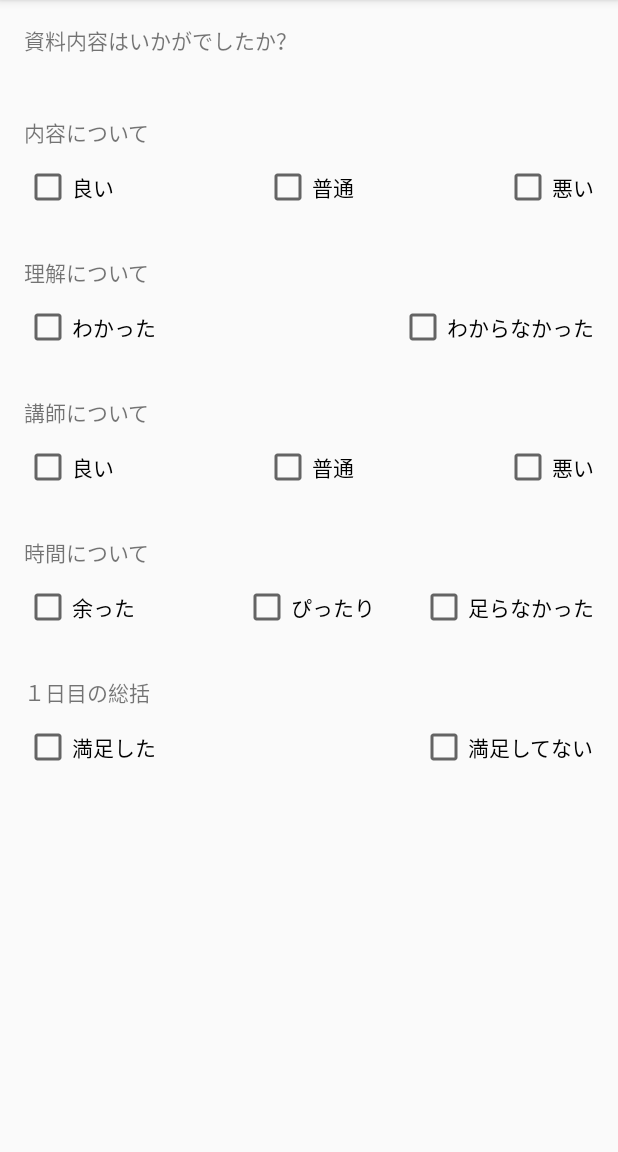
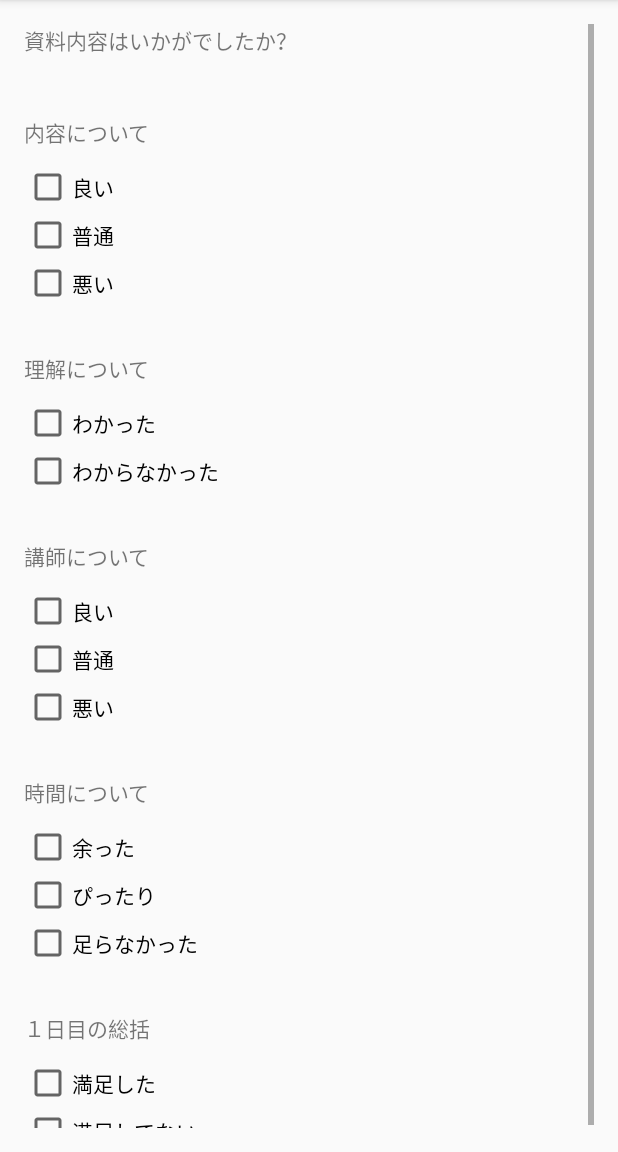
Before and after one commit to ncxx-sl-lab/SampleQuestion, an Android app: the SecondActivity screen opened directly, with no data from a screen before it, on a phone screen of 412 x 824 dp, the part 84-1236 px from its top. Run offline under Robolectric (Android 15) with nearby library versions, the phone set to English and light mode, and no system bars.

Commit message:
[ Fix ] 画面のスクロールを可能にした。
画面サイズが端末によって違うのでscrollViewに変更した。

```diff
--- a/app/src/main/res/layout/activity_second.xml
+++ b/app/src/main/res/layout/activity_second.xml
@@ -1,9 +1,15 @@
-<RelativeLayout xmlns:android="http://schemas.android.com/apk/res/android"
+<ScrollView xmlns:android="http://schemas.android.com/apk/res/android"
     xmlns:tools="http://schemas.android.com/tools" android:layout_width="match_parent"
     android:layout_height="match_parent" android:paddingLeft="@dimen/activity_horizontal_margin"
     android:paddingRight="@dimen/activity_horizontal_margin"
     android:paddingTop="@dimen/activity_vertical_margin"
     android:paddingBottom="@dimen/activity_vertical_margin" tools:context=".MainActivity">
+
+    <LinearLayout
+        android:orientation="vertical"
+        android:layout_width="fill_parent"
+        android:layout_height="wrap_content"
+        android:layout_marginBottom="96dp">
 
         <!--質問-->
         <TextView
@@ -19,9 +25,6 @@
             android:layout_height="wrap_content"
             android:text="@string/text_title01"
             android:id="@+id/id_first_title"
-        android:layout_below="@+id/id_question02"
-        android:layout_alignParentLeft="true"
-        android:layout_alignParentStart="true"
             android:layout_marginTop="40dp"
             />
 
@@ -31,9 +34,6 @@
             android:text="@string/text_good"
             android:id="@+id/id_first_left"
             android:layout_marginTop="10dp"
-        android:layout_below="@+id/id_first_title"
-        android:layout_alignParentLeft="true"
-        android:layout_alignParentStart="true"
             />
 
         <CheckBox
@@ -41,8 +41,6 @@
             android:layout_height="wrap_content"
             android:text="@string/text_normal"
             android:id="@+id/id_first_center"
-        android:layout_alignTop="@+id/id_first_left"
-        android:layout_centerHorizontal="true"
             />
 
         <CheckBox
@@ -50,9 +48,6 @@
             android:layout_height="wrap_content"
             android:text="@string/text_bad"
             android:id="@+id/id_first_right"
-        android:layout_alignTop="@+id/id_first_left"
-        android:layout_alignParentRight="true"
-        android:layout_alignParentEnd="true"
             />
 
         <!--回答二段目-->
@@ -61,9 +56,6 @@
             android:layout_height="wrap_content"
             android:text="@string/text_title02"
             android:id="@+id/id_second_title"
-        android:layout_below="@+id/id_first_left"
-        android:layout_alignParentLeft="true"
-        android:layout_alignParentStart="true"
             android:layout_marginTop="30dp"
             />
 
@@ -73,9 +65,6 @@
             android:text="@string/text_understand"
             android:id="@+id/id_second_left"
             android:layout_marginTop="10dp"
-        android:layout_below="@+id/id_second_title"
-        android:layout_alignParentLeft="true"
-        android:layout_alignParentStart="true"
             />
 
         <CheckBox
@@ -83,9 +72,6 @@
             android:layout_height="wrap_content"
             android:text="@string/text_not_understand"
             android:id="@+id/id_second_right"
-        android:layout_alignTop="@+id/id_second_left"
-        android:layout_alignParentRight="true"
-        android:layout_alignParentEnd="true"
             />
 
         <!--回答三段目-->
@@ -94,9 +80,6 @@
             android:layout_height="wrap_content"
             android:text="@string/text_title03"
             android:id="@+id/id_third_title"
-        android:layout_below="@+id/id_second_left"
-        android:layout_alignParentLeft="true"
-        android:layout_alignParentStart="true"
             android:layout_marginTop="30dp"
             />
 
@@ -106,9 +89,6 @@
             android:text="@string/text_good"
             android:id="@+id/id_third_left"
             android:layout_marginTop="10dp"
-        android:layout_below="@+id/id_third_title"
-        android:layout_alignParentLeft="true"
-        android:layout_alignParentStart="true"
             />
 
         <CheckBox
@@ -116,8 +96,6 @@
             android:layout_height="wrap_content"
             android:text="@string/text_normal"
             android:id="@+id/id_third_center"
-        android:layout_alignTop="@id/id_third_left"
-        android:layout_centerHorizontal="true"
             />
 
         <CheckBox
@@ -125,9 +103,6 @@
             android:layout_height="wrap_content"
             android:text="@string/text_bad"
             android:id="@+id/id_third_right"
-        android:layout_alignTop="@+id/id_third_left"
-        android:layout_alignParentRight="true"
-        android:layout_alignParentEnd="true"
             />
 
         <!--回答四段目-->
@@ -136,9 +111,6 @@
             android:layout_height="wrap_content"
             android:text="@string/text_title04"
             android:id="@+id/id_forth_title"
-        android:layout_below="@+id/id_third_left"
-        android:layout_alignParentLeft="true"
-        android:layout_alignParentStart="true"
             android:layout_marginTop="30dp"
             />
 
@@ -148,9 +120,6 @@
             android:text="@string/text_enough"
             android:id="@+id/id_forth_left"
             android:layout_marginTop="10dp"
-        android:layout_below="@+id/id_forth_title"
-        android:layout_alignParentLeft="true"
-        android:layout_alignParentStart="true"
             />
 
         <CheckBox
@@ -158,8 +127,6 @@
             android:layout_height="wrap_content"
             android:text="@string/text_exactly"
             android:id="@+id/id_forth_center"
-        android:layout_alignTop="@id/id_forth_left"
-        android:layout_centerHorizontal="true"
             />
 
         <CheckBox
@@ -167,9 +134,6 @@
             android:layout_height="wrap_content"
             android:text="@string/text_not_enough"
             android:id="@+id/id_forth_right"
-        android:layout_alignTop="@+id/id_forth_left"
-        android:layout_alignParentRight="true"
-        android:layout_alignParentEnd="true"
             />
 
         <!--回答五段目-->
@@ -178,9 +142,6 @@
             android:layout_height="wrap_content"
             android:text="@string/text_title05"
             android:id="@+id/id_fifth_title"
-        android:layout_below="@+id/id_forth_left"
-        android:layout_alignParentLeft="true"
-        android:layout_alignParentStart="true"
             android:layout_marginTop="30dp"
             />
 
@@ -190,9 +151,6 @@
             android:text="@string/text_satisfied"
             android:id="@+id/id_fifth_left"
             android:layout_marginTop="10dp"
-        android:layout_below="@+id/id_fifth_title"
-        android:layout_alignParentLeft="true"
-        android:layout_alignParentStart="true"
             />
 
         <CheckBox
@@ -200,9 +158,6 @@
             android:layout_height="wrap_content"
             android:text="@string/text_not_satisfied"
             android:id="@+id/id_fifth_right"
-        android:layout_alignTop="@+id/id_fifth_left"
-        android:layout_alignParentRight="true"
-        android:layout_alignParentEnd="true"
             />
-
-</RelativeLayout>
+    </LinearLayout>
+</ScrollView>
```
Also changed, not shown: app/src/main/res/layout/activity_third.xml (+9 -62 lines), 2 other files. Lines whose indentation alone changed are shown as unchanged.
